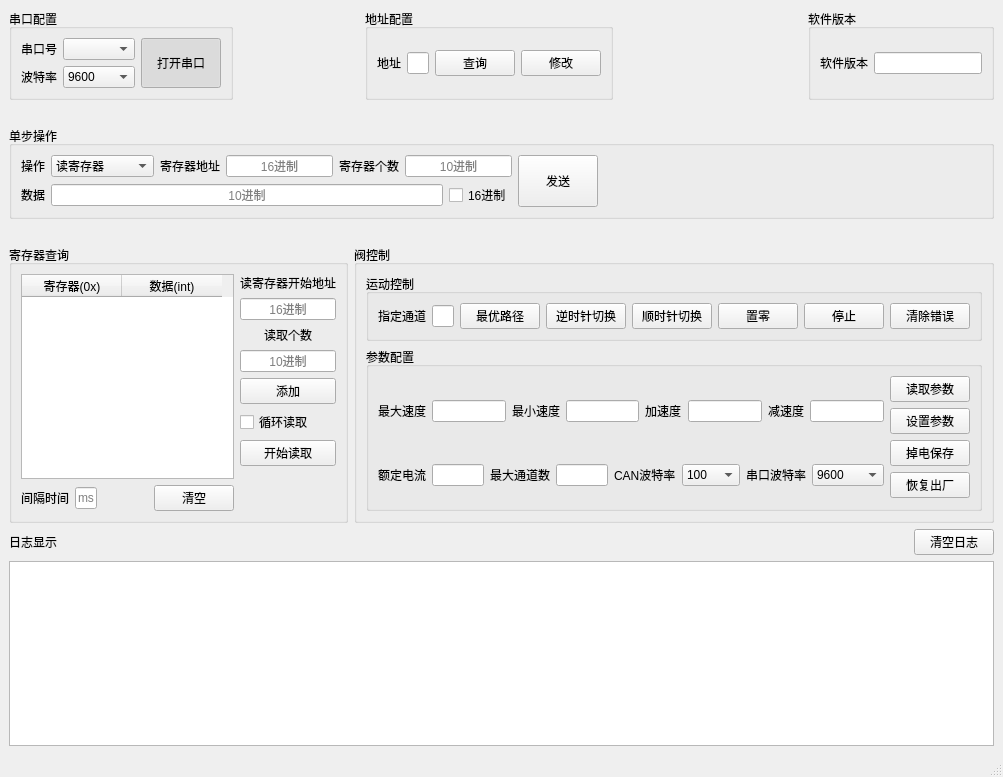
Qt form QTProject/Modbus/Valve ModBusControl/mainwindow.ui (mohaifeng/KeytoRepository) before a commit.
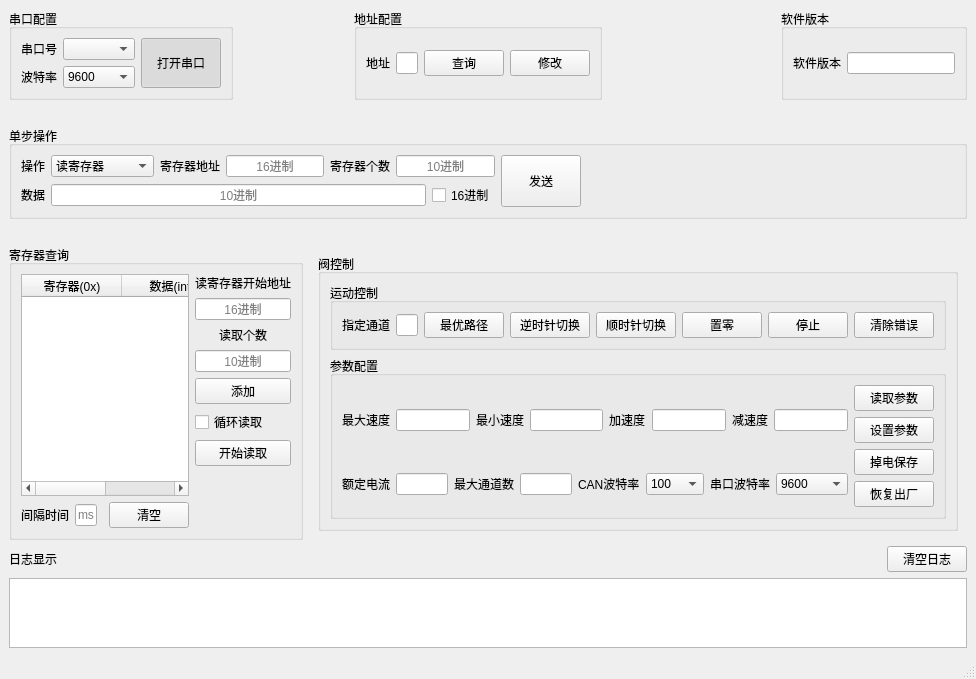
The same form after that commit.

```diff
--- a/QTProject/Modbus/Valve ModBusControl/mainwindow.ui
+++ b/QTProject/Modbus/Valve ModBusControl/mainwindow.ui
@@ -9,8 +9,8 @@
    <rect>
     <x>0</x>
     <y>0</y>
-    <width>1003</width>
-    <height>777</height>
+    <width>969</width>
+    <height>656</height>
    </rect>
   </property>
   <property name="sizePolicy">
@@ -466,7 +466,7 @@
      </spacer>
     </item>
     <item>
-     <layout class="QHBoxLayout" name="horizontalLayout_11" stretch="3,5">
+     <layout class="QHBoxLayout" name="horizontalLayout_8">
       <item>
        <widget class="QGroupBox" name="groupBox_5">
         <property name="sizePolicy">
@@ -706,7 +706,16 @@
        </widget>
       </item>
       <item>
+       <widget class="QWidget" name="Fncwidget" native="true">
+        <property name="enabled">
+         <bool>true</bool>
+        </property>
+        <layout class="QGridLayout" name="gridLayout_5">
+         <item row="0" column="0">
        <widget class="QGroupBox" name="groupBox_6">
+           <property name="enabled">
+            <bool>true</bool>
+           </property>
         <property name="sizePolicy">
          <sizepolicy hsizetype="Preferred" vsizetype="Preferred">
           <horstretch>0</horstretch>
@@ -1167,6 +1176,9 @@
        </widget>
       </item>
      </layout>
+       </widget>
+      </item>
+     </layout>
     </item>
     <item>
      <layout class="QGridLayout" name="gridLayout_7">
```
Left out of the diff: 4 changed lines with no effect on the pictures. Lines whose indentation alone changed are shown as unchanged.
